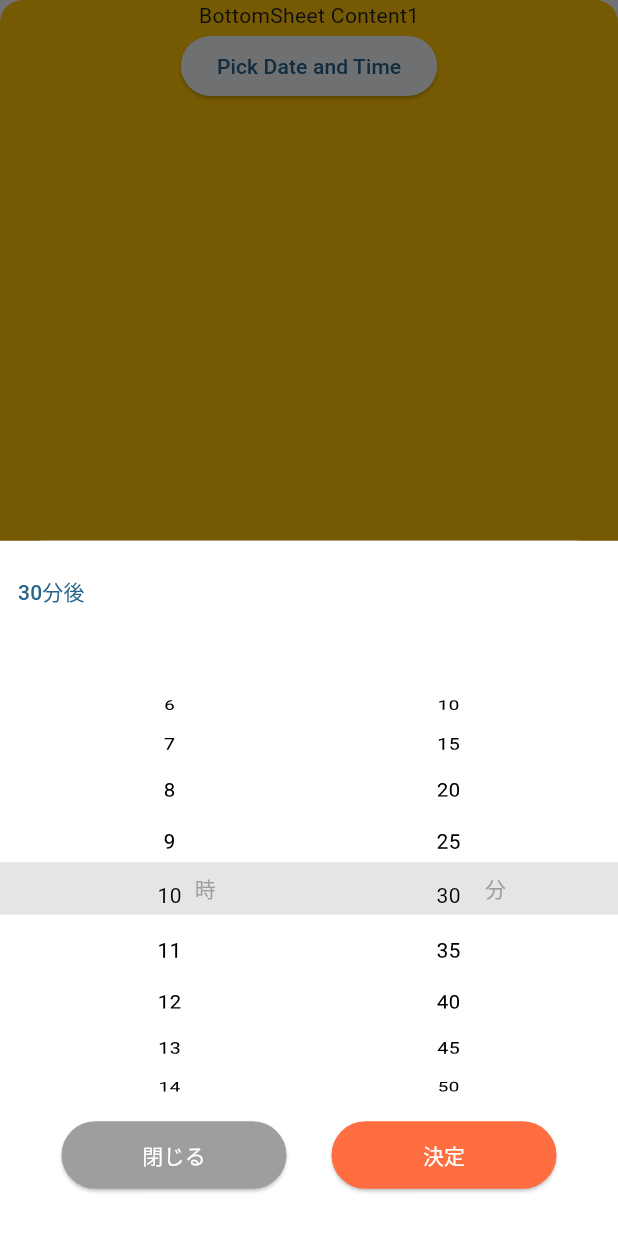
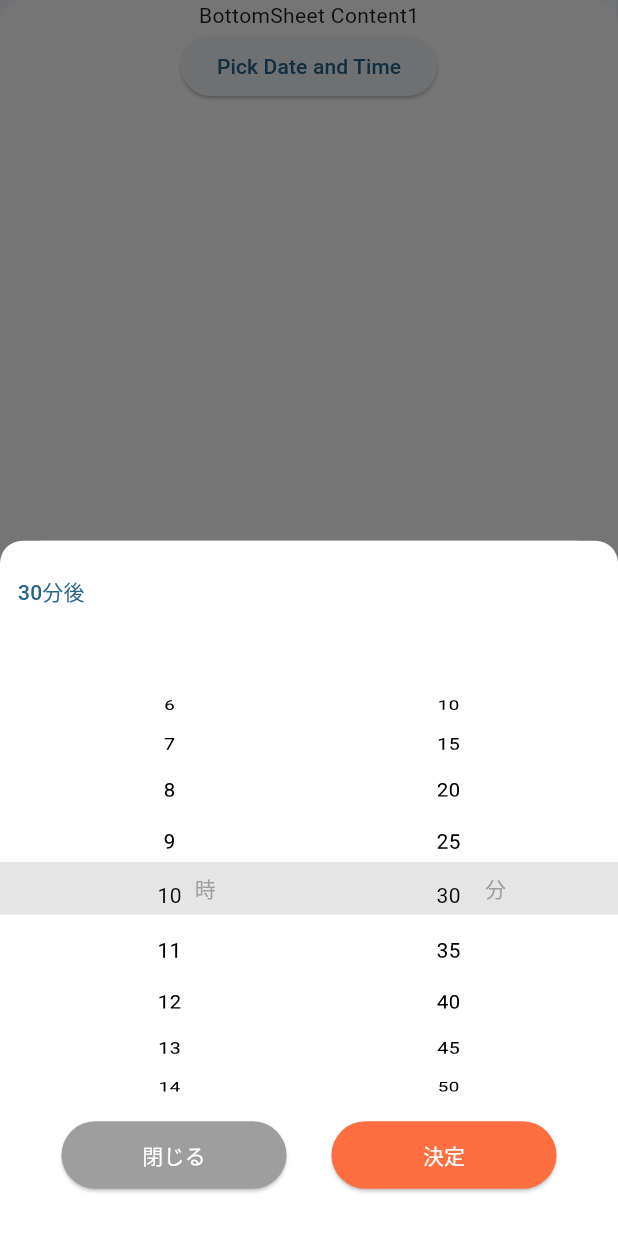
Before and after one commit to horiyu/hi-match, a Flutter app: the HimaModal widget shown alone on an empty page, opened directly, after a tap on "Pick Date and Time", on a phone screen of 412 x 824 dp. Run offline on Flutter 3.47's test engine with Material 3 defaults, Android fonts, the phone set to English and light mode, and no system bars; our stand-ins replace cloud_firestore, firebase_analytics, firebase_auth, firebase_core, flutter_datetime_picker_plus, hooks_riverpod and 1 more; accounts and stored records are empty.

Commit message:
カスタム日時ピッカーの選択された時間を保持する変数を追加し、UIのボトムシートの背景色を変更。ボトムシートの角を丸めるスタイルを適用。

```diff
--- a/lib/components/custom_time_picker.dart
+++ b/lib/components/custom_time_picker.dart
@@ -20,7 +20,9 @@ Future<void> showCustomTimePicker({
       DateTime.now().year - 16; // 何歳から登録できるかの制限値　適宜修正する（この例では16歳）
   final int startYear = currentYear - 110; // 125歳まで登録できることを想定
   final int totalYears = currentYear - startYear + 1;
-  int scrollHintIndex = currentHour; // 「上下にスクロール」の初期位置 適宜修正する
+
+  int selectedHour = currentHour;
+  int selectedMinute = currentMinute;
 
   final FixedExtentScrollController hourController =
       FixedExtentScrollController(initialItem: currentHour);
@@ -31,8 +33,14 @@ Future<void> showCustomTimePicker({
     context: context,
     builder: (context) {
       return Container(
+        decoration: const BoxDecoration(
+          color: Colors.white,
+          borderRadius: BorderRadius.only(
+            topLeft: Radius.circular(15.0),
+            topRight: Radius.circular(15.0),
+          ),
+        ),
         height: sheetHeight,
-        color: Colors.white,
         child: Stack(
           children: [
             Center(
@@ -81,6 +89,8 @@ Future<void> showCustomTimePicker({
                                 DateTime.now().add(const Duration(minutes: 30));
                             hourController.jumpToItem(newTime.hour);
                             minuteController.jumpToItem(newTime.minute);
+                            selectedHour = newTime.hour;
+                            selectedMinute = newTime.minute;
                             handler(date: newTime);
                           },
                           child: const Text('30分後'),
@@ -97,7 +107,7 @@ Future<void> showCustomTimePicker({
                         child: ListWheelScrollView.useDelegate(
                           itemExtent: itemHeight,
                           onSelectedItemChanged: (int index) {
-                            scrollHintIndex = index;
+                            selectedHour = (startHour + index) % totalHours;
                           },
                           physics: const FixedExtentScrollPhysics(),
                           childDelegate: ListWheelChildBuilderDelegate(
@@ -120,7 +130,8 @@ Future<void> showCustomTimePicker({
                         child: ListWheelScrollView.useDelegate(
                           itemExtent: itemHeight,
                           onSelectedItemChanged: (int index) {
-                            scrollHintIndex = index;
+                            selectedMinute =
+                                (startMinute + index * 5) % totalMinutes;
                           },
                           physics: const FixedExtentScrollPhysics(),
                           childDelegate: ListWheelChildBuilderDelegate(
@@ -178,8 +189,8 @@ Future<void> showCustomTimePicker({
                               DateTime.now().year,
                               DateTime.now().month,
                               DateTime.now().day,
-                              (startHour + scrollHintIndex) % totalHours,
-                              (startMinute + scrollHintIndex) % totalMinutes,
+                              selectedHour,
+                              selectedMinute,
                             ),
                           );
                           Navigator.of(context).pop();
--- a/lib/hima_modal.dart
+++ b/lib/hima_modal.dart
@@ -12,7 +12,7 @@ class HimaModal extends StatelessWidget {
       height: 500.0,
       width: MediaQuery.of(context).size.width,
       decoration: const BoxDecoration(
-        color: Colors.amber,
+        color: Colors.white,
         borderRadius: BorderRadius.only(
           topLeft: Radius.circular(15.0),
           topRight: Radius.circular(15.0),
```
